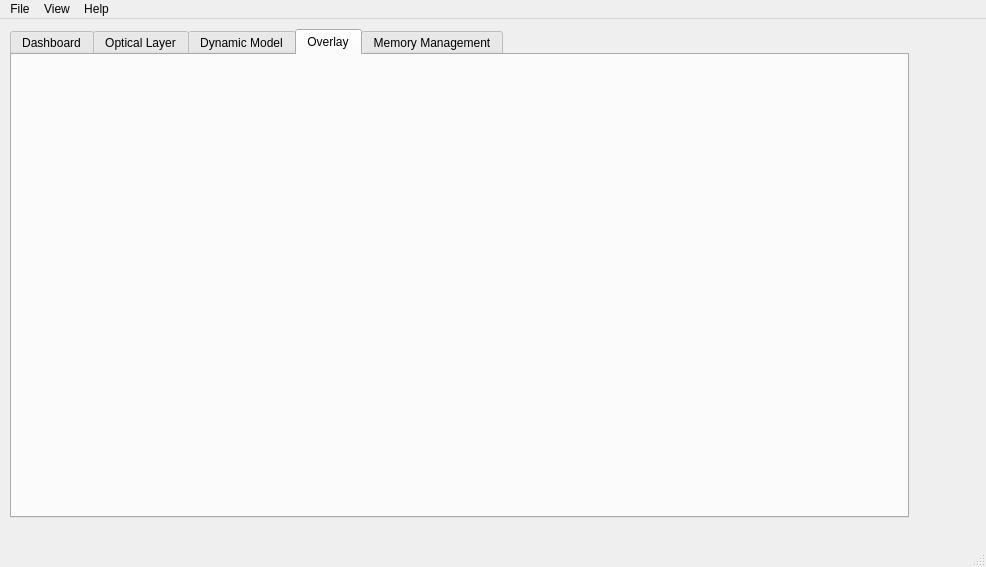
First picture: the form in TrackerRT_UI/mainwindow.ui, repository hvictor/Release, before the edit.
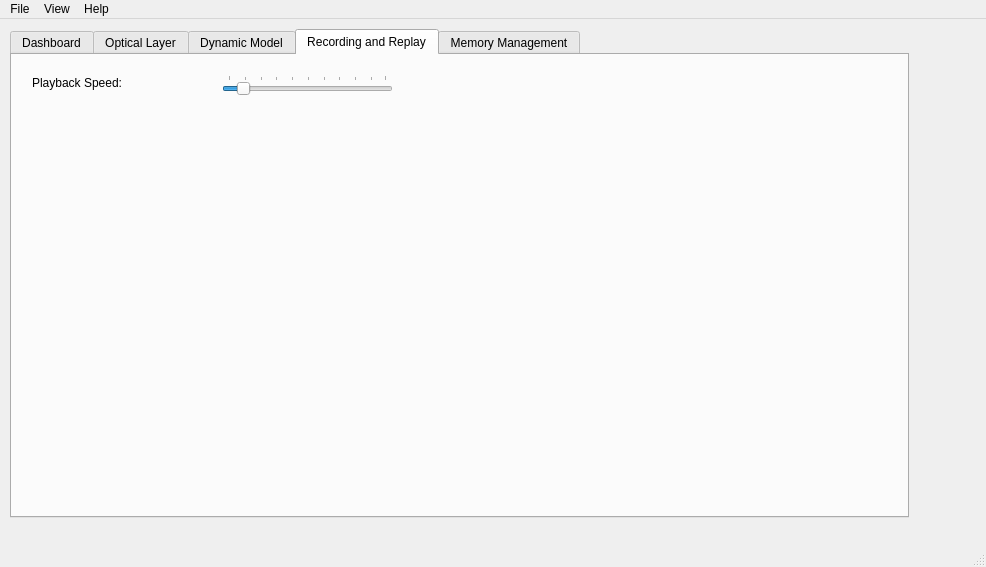
Second picture: the form after the edit. The open tabs and pages were chosen to show the change. Custom widgets are drawn as their Qt base class.

What changed in the file:
```diff
--- a/TrackerRT_UI/mainwindow.ui
+++ b/TrackerRT_UI/mainwindow.ui
@@ -3350,8 +3350,55 @@
        </widget>
        <widget class="QWidget" name="tab_5">
         <attribute name="title">
-         <string>Overlay</string>
+         <string>Recording and Replay</string>
         </attribute>
+        <widget class="QSlider" name="slider_PlaybackSpeed">
+         <property name="geometry">
+          <rect>
+           <x>210</x>
+           <y>20</y>
+           <width>171</width>
+           <height>20</height>
+          </rect>
+         </property>
+         <property name="minimum">
+          <number>1</number>
+         </property>
+         <property name="maximum">
+          <number>100</number>
+         </property>
+         <property name="singleStep">
+          <number>10</number>
+         </property>
+         <property name="value">
+          <number>10</number>
+         </property>
+         <property name="tracking">
+          <bool>true</bool>
+         </property>
+         <property name="orientation">
+          <enum>Qt::Horizontal</enum>
+         </property>
+         <property name="invertedAppearance">
+          <bool>false</bool>
+         </property>
+         <property name="tickPosition">
+          <enum>QSlider::TicksAbove</enum>
+         </property>
+        </widget>
+        <widget class="QLabel" name="label_77">
+         <property name="geometry">
+          <rect>
+           <x>20</x>
+           <y>20</y>
+           <width>171</width>
+           <height>16</height>
+          </rect>
+         </property>
+         <property name="text">
+          <string>Playback Speed:</string>
+         </property>
+        </widget>
        </widget>
        <widget class="QWidget" name="tab_3">
         <attribute name="title">
```
Left out of the diff: 2 changed lines with no effect on the pictures.
